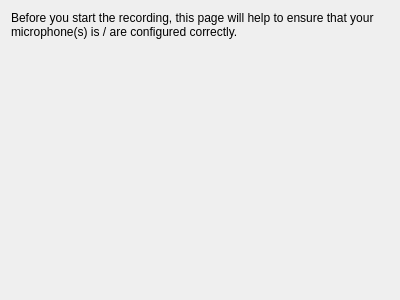
Above: simon/src/simonmodelmanagementui/TrainSamples/trainsamplevolumepage.ui from KDE/simon before the change. Below: the same form after it.
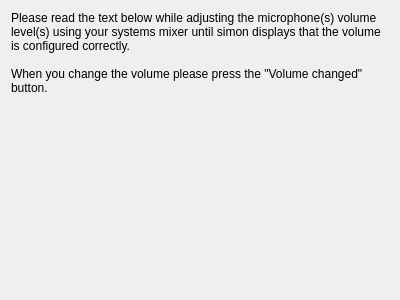
That is the form after the change. Custom widgets are drawn as their Qt base class.

Commit message: Working and configurable microphone calibration;

Diff of the .ui file:
```diff
--- a/simon/src/simonmodelmanagementui/TrainSamples/trainsamplevolumepage.ui
+++ b/simon/src/simonmodelmanagementui/TrainSamples/trainsamplevolumepage.ui
@@ -17,7 +17,9 @@
    <item>
     <widget class="QLabel" name="label">
      <property name="text">
-      <string>Before you start the recording, this page will help to ensure that your microphone(s) is / are configured correctly.</string>
+      <string>Please read the text below while adjusting the microphone(s) volume level(s) using your systems mixer until simon displays that the volume is configured correctly.
+
+When you change the volume please press the &quot;Volume changed&quot; button.</string>
      </property>
      <property name="wordWrap">
       <bool>true</bool>
```
The commit also changes 11 other files.
